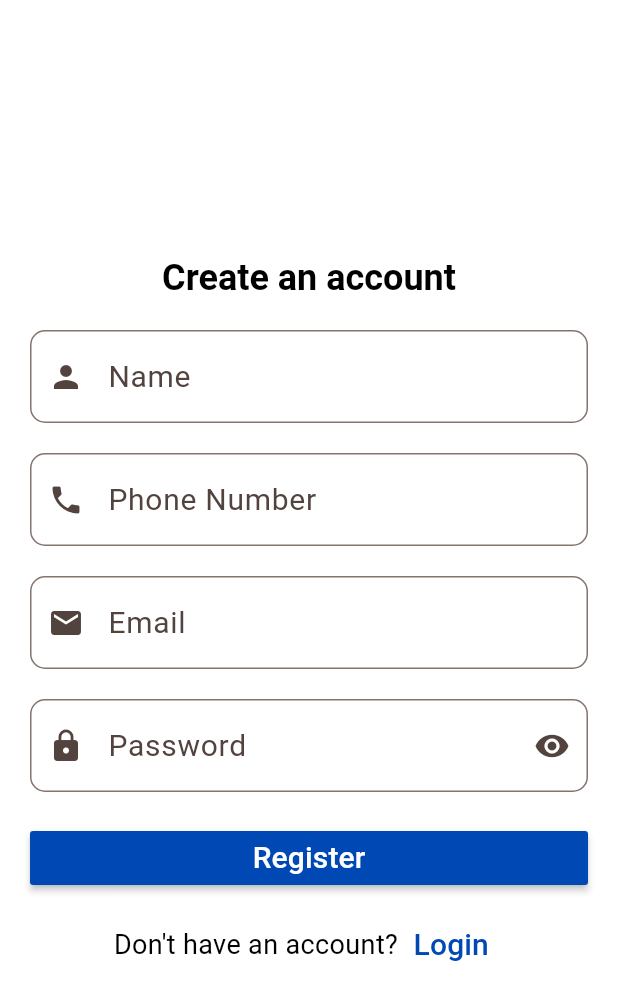
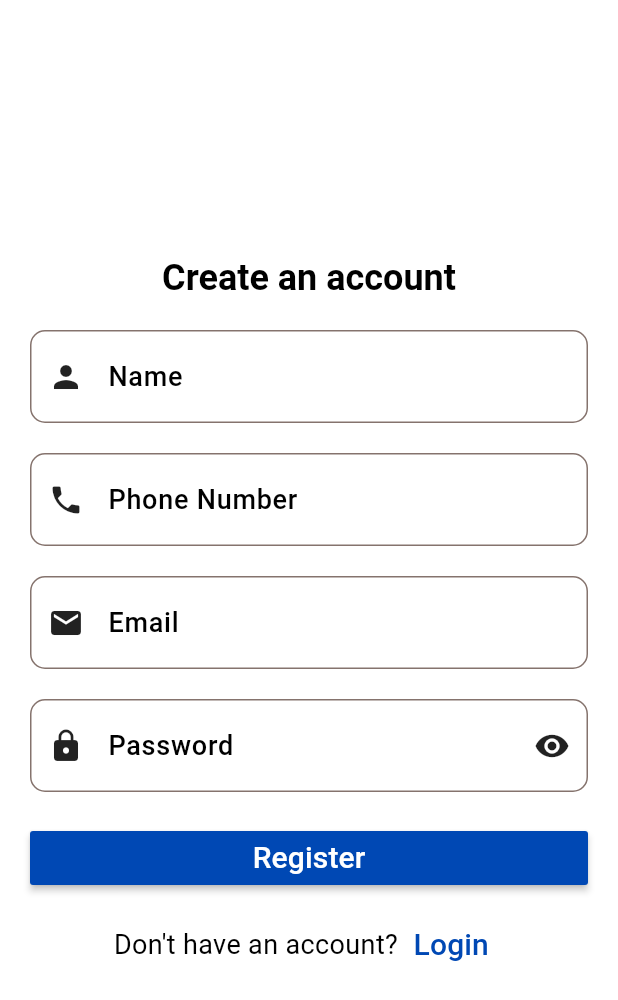
Before and after one commit to Abdelrahman-Wael-1029/shop_app, a Flutter app: the RegisterScreen screen opened directly, on a phone screen of 412 x 824 dp. Shown: the top 1000 px of the screen. Run offline on Flutter 3.47's test engine with Material 3 defaults, Android fonts, the phone set to English and light mode, and no system bars; our stand-ins replace bloc, carousel_slider, conditional_builder_null_safety, dio, flutter_bloc, flutter_styled_toast and 2 more; accounts and stored records are empty; network calls fail.

```diff
--- a/lib/layout/home_layout/cubit/home_state.dart
+++ b/lib/layout/home_layout/cubit/home_state.dart
@@ -42,3 +42,5 @@ class GetFavoritesSuccess extends HomeState {}
 class GetFavoritesError extends HomeState {}
 
 class ChangeDarkModeState extends HomeState {}
+
+class LogoutSuccessState extends HomeState {}
--- a/lib/layout/home_layout/home_layout.dart
+++ b/lib/layout/home_layout/home_layout.dart
@@ -1,14 +1,11 @@
 import 'package:flutter/material.dart';
-import 'package:flutter/widgets.dart';
 import 'package:flutter_bloc/flutter_bloc.dart';
 import 'package:shop_app/layout/home_layout/cubit/home_cubit.dart';
 import 'package:shop_app/modules/home/home_screen.dart';
-import 'package:shop_app/shared/network/local/cache_helper.dart';
 
 import '../../modules/category/category_screen.dart';
 import '../../modules/favorites/favorites_screen.dart';
 import '../../modules/settings/settings_screen.dart';
-import '../../shared/constants/constant.dart';
 
 class HomeLayout extends StatelessWidget {
   HomeLayout({super.key});
--- a/lib/modules/category/category_screen.dart
+++ b/lib/modules/category/category_screen.dart
@@ -60,7 +60,6 @@ class CategoryScreen extends StatelessWidget {
           ),
           Text(
             model.name,
-            style: Theme.of(context).textTheme.headlineMedium,
           ),
           const Spacer(),
           const Icon(Icons.arrow_forward_ios),
--- a/lib/modules/favorites/favorites_screen.dart
+++ b/lib/modules/favorites/favorites_screen.dart
@@ -53,8 +53,10 @@ class _FavoritesScreenState extends State<FavoritesScreen> {
                       widthProduct: MediaQuery.of(context).size.width * .4,
                       showFavIcon: false,
                     ),
-                    fallback: (context) => const Center(
-                      child: Text("No Favorites Yet"),
+                    fallback: (context) =>  Center(
+                      child: Text("No Favorites Yet",
+                        style : Theme.of(context).textTheme.displayMedium,
+                      ),
                     ),
                   ),
                   fallback: (context) => const Center(
--- a/lib/modules/register/register_screen.dart
+++ b/lib/modules/register/register_screen.dart
@@ -72,9 +72,13 @@ class RegisterScreen extends StatelessWidget {
                           defaultTextFormField(
                             keyboardType: TextInputType.text,
                             controller: nameController,
-                            label: const Text('Name'),
-                            prefixIcon: const Icon(
+                            label: Text(
+                              'Name',
+                              style: Theme.of(context).textTheme.labelMedium,
+                            ),
+                            prefixIcon: Icon(
                               Icons.person,
+                              color: Theme.of(context).iconTheme.color,
                             ),
                             validator: (value) {
                               if (value!.isEmpty) {
@@ -89,9 +93,13 @@ class RegisterScreen extends StatelessWidget {
                           defaultTextFormField(
                             keyboardType: TextInputType.phone,
                             controller: phoneController,
-                            label: const Text('Phone Number'),
-                            prefixIcon: const Icon(
+                            label: Text(
+                              'Phone Number',
+                              style: Theme.of(context).textTheme.labelMedium,
+                            ),
+                            prefixIcon: Icon(
                               Icons.phone,
+                              color: Theme.of(context).iconTheme.color,
                             ),
                             validator: (value) {
                               if (value!.isEmpty) {
@@ -106,9 +114,13 @@ class RegisterScreen extends StatelessWidget {
                           defaultTextFormField(
                             keyboardType: TextInputType.emailAddress,
                             controller: emailController,
-                            label: const Text('Email'),
-                            prefixIcon: const Icon(
+                            label: Text(
+                              'Email',
+                              style: Theme.of(context).textTheme.labelMedium,
+                            ),
+                            prefixIcon: Icon(
                               Icons.email,
+                              color: Theme.of(context).iconTheme.color,
                             ),
                             validator: (value) {
                               if (value!.isEmpty) {
@@ -127,13 +139,20 @@ class RegisterScreen extends StatelessWidget {
                           defaultTextFormField(
                             keyboardType: TextInputType.visiblePassword,
                             controller: passwordController,
-                            label: const Text('Password'),
-                            prefixIcon: const Icon(
+                            label: Text(
+                              'Password',
+                              style: Theme.of(context).textTheme.labelMedium,
+                            ),
+                            prefixIcon: Icon(
                               Icons.lock,
+                              color: Theme.of(context).iconTheme.color,
                             ),
                             obscureText: registerCubig.isPassword,
                             suffixIcon: IconButton(
-                              icon: Icon(registerCubig.suffixIcon),
+                              icon: Icon(
+                                registerCubig.suffixIcon,
+                                color: Theme.of(context).iconTheme.color,
+                              ),
                               onPressed: () {
                                 registerCubig.changePasswordVisibility();
                               },
--- a/lib/shared/theme/dark_theme.dart
+++ b/lib/shared/theme/dark_theme.dart
@@ -7,7 +7,7 @@ const backgroundColor = Color(0xFF2B2B2C);
 
 ThemeData themeDataDark = ThemeData(
   primaryColor: AppColors.primaryColor,
-  scaffoldBackgroundColor:backgroundColor,
+  scaffoldBackgroundColor: backgroundColor,
   colorScheme: ColorScheme.fromSeed(
     seedColor: AppColors.primaryColor,
     surface: Colors.white,
@@ -15,19 +15,17 @@ ThemeData themeDataDark = ThemeData(
     onBackground: Colors.white,
   ),
   indicatorColor: AppColors.fourthColor,
-
   appBarTheme: const AppBarTheme(
     backgroundColor: backgroundColor,
     foregroundColor: Colors.white,
     surfaceTintColor: Colors.transparent,
     elevation: 0,
-
     systemOverlayStyle: SystemUiOverlayStyle(
       statusBarColor: backgroundColor,
       statusBarIconBrightness: Brightness.light,
     ),
     iconTheme: IconThemeData(
-       color: Colors.white,
+      color: Colors.white,
     ),
   ),
   elevatedButtonTheme: ElevatedButtonThemeData(
@@ -47,12 +45,10 @@ ThemeData themeDataDark = ThemeData(
       ),
     ),
   ),
-
   textButtonTheme: TextButtonThemeData(
     style: ButtonStyle(
       backgroundColor: MaterialStateProperty.all(Colors.transparent),
       foregroundColor: MaterialStateProperty.all(AppColors.fourthColor),
-
     ),
   ),
   outlinedButtonTheme: OutlinedButtonThemeData(
@@ -69,8 +65,6 @@ ThemeData themeDataDark = ThemeData(
           borderRadius: BorderRadius.circular(10),
         ),
       ),
-
-
     ),
   ),
   iconTheme: const IconThemeData(
@@ -87,19 +81,18 @@ ThemeData themeDataDark = ThemeData(
     displayLarge: TextStyle(
       fontSize: 72.0,
       fontWeight: FontWeight.bold,
-      color: AppColors.primaryColor,
+      color: Colors.white,
     ),
     displayMedium: TextStyle(
       fontSize: 36.0,
       fontWeight: FontWeight.bold,
-      color: AppColors.primaryColor,
+      color: Colors.white,
     ),
     displaySmall: TextStyle(
       fontSize: 24.0,
       fontWeight: FontWeight.bold,
-      color: AppColors.primaryColor,
+      color: Colors.white,
     ),
-
     bodyLarge: TextStyle(
       fontSize: 20.0,
       color: Colors.white,
@@ -112,7 +105,6 @@ ThemeData themeDataDark = ThemeData(
       fontSize: 16.0,
       color: Colors.white,
     ),
-
     headlineLarge: TextStyle(
       fontSize: 24.0,
       fontWeight: FontWeight.bold,
@@ -128,7 +120,6 @@ ThemeData themeDataDark = ThemeData(
       fontWeight: FontWeight.bold,
       color: Colors.white,
     ),
-
     labelLarge: TextStyle(
       fontSize: 20.0,
       color: Colors.white,
@@ -141,5 +132,20 @@ ThemeData themeDataDark = ThemeData(
       fontSize: 16.0,
       color: Colors.white,
     ),
+    titleLarge: TextStyle(
+      fontSize: 20.0,
+      fontWeight: FontWeight.bold,
+      color: Colors.white,
+    ),
+    titleMedium: TextStyle(
+      fontSize: 18.0,
+      fontWeight: FontWeight.bold,
+      color: Colors.white,
+    ),
+    titleSmall: TextStyle(
+      fontSize: 16.0,
+      fontWeight: FontWeight.bold,
+      color: Colors.white,
+    ),
   ),
 );
--- a/lib/shared/theme/light_theme.dart
+++ b/lib/shared/theme/light_theme.dart
@@ -37,25 +37,24 @@ ThemeData themeDataLight = ThemeData(
         ),
       ),
     ),
-
-
-
   ),
   textTheme: const TextTheme(
     displayLarge: TextStyle(
       fontSize: 72.0,
       fontWeight: FontWeight.bold,
-      color: AppColors.primaryColor,
+      color: Colors.black,
+
     ),
     displayMedium: TextStyle(
       fontSize: 36.0,
       fontWeight: FontWeight.bold,
-      color: AppColors.primaryColor,
+      color: Colors.black,
+
     ),
     displaySmall: TextStyle(
       fontSize: 24.0,
       fontWeight: FontWeight.bold,
-      color: AppColors.primaryColor,
+      color: Colors.black,
     ),
 
     bodyLarge: TextStyle(
@@ -96,6 +95,21 @@ ThemeData themeDataLight = ThemeData(
       color: Colors.black,
     ),
     labelSmall: TextStyle(
+      fontSize: 16.0,
+      color: Colors.black,
+    ),
+
+    titleLarge: TextStyle(
+      fontSize: 20.0,
+      color: Colors.black,
+    ),
+
+    titleMedium: TextStyle(
+      fontSize: 18.0,
+      color: Colors.black,
+    ),
+
+    titleSmall: TextStyle(
       fontSize: 16.0,
       color: Colors.black,
     ),
```
Also changed, not shown: lib/layout/home_layout/cubit/home_cubit.dart (+7 -0 lines), lib/modules/login/login_screen.dart (+12 -4 lines), lib/modules/onboarding/onboarding_screen.dart (+4 -13 lines), lib/modules/settings/settings_screen.dart (+100 -3 lines).
